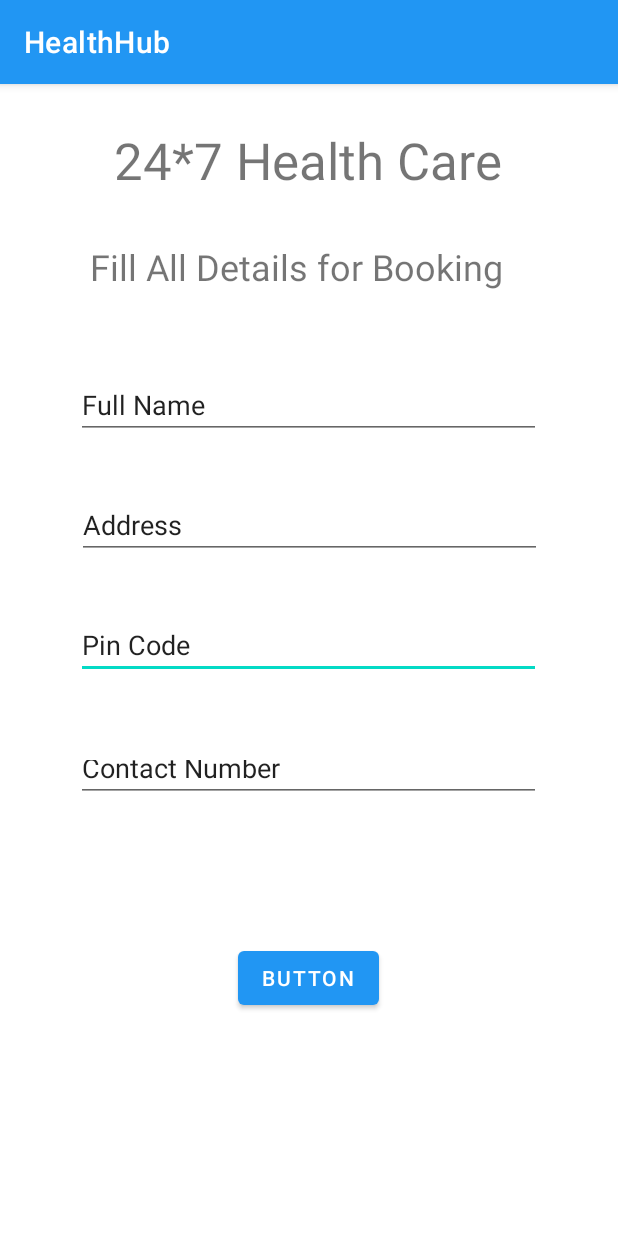
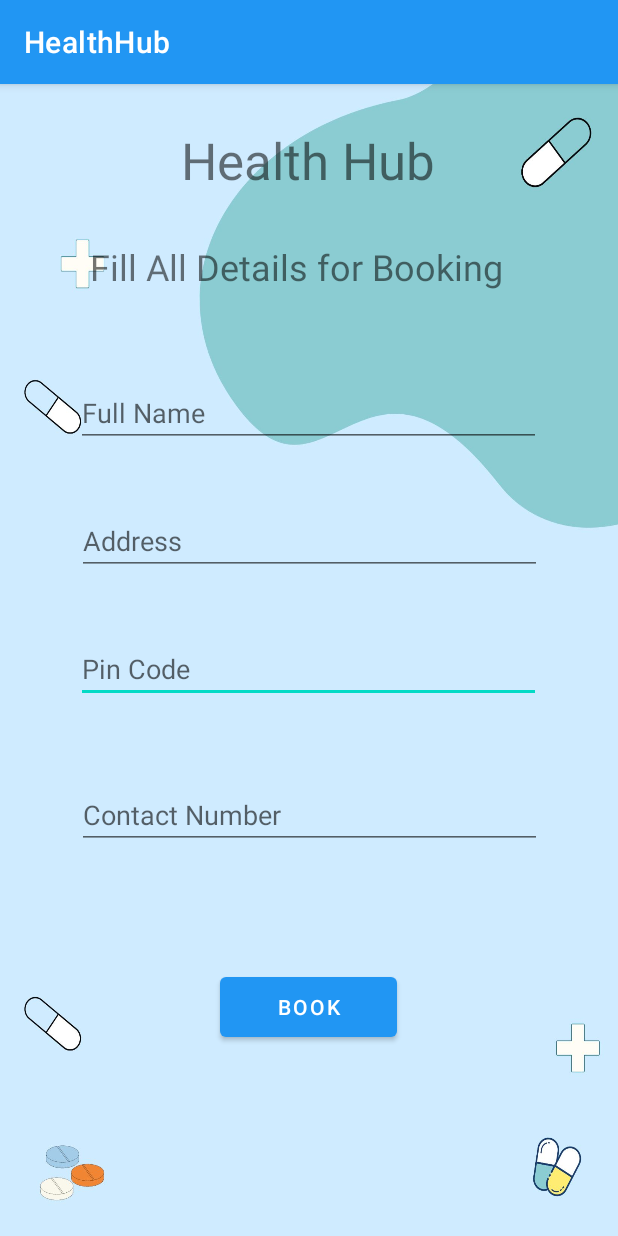
Before and after one commit to shi-mika/healthhub, an Android app: the BuyMedicineBookActivity screen opened directly, with no data from a screen before it, on a phone screen of 412 x 824 dp. Run offline under Robolectric (Android 15) with nearby library versions, the phone set to English and light mode, and no system bars; 1 statement that could not run was skipped.

Commit message:
with design :)

```diff
--- a/app/src/main/res/layout/activity_buy_medicine_book.xml
+++ b/app/src/main/res/layout/activity_buy_medicine_book.xml
@@ -4,13 +4,14 @@
     xmlns:tools="http://schemas.android.com/tools"
     android:layout_width="match_parent"
     android:layout_height="match_parent"
+    android:background="@drawable/back9"
     tools:context=".BuyMedicineBookActivity">
 
     <Button
         android:id="@+id/buttonBMBBooking"
-        android:layout_width="wrap_content"
-        android:layout_height="wrap_content"
-        android:text="Button"
+        android:layout_width="118dp"
+        android:layout_height="52dp"
+        android:text="Book"
         app:layout_constraintBottom_toBottomOf="parent"
         app:layout_constraintEnd_toEndOf="parent"
         app:layout_constraintHorizontal_bias="0.498"
@@ -21,11 +22,11 @@
     <EditText
         android:id="@+id/editTextBMBPincode"
         android:layout_width="310dp"
-        android:layout_height="40dp"
+        android:layout_height="45dp"
         android:layout_marginTop="40dp"
         android:ems="10"
+        android:hint="Pin Code"
         android:inputType="textPersonName"
-        android:text="Pin Code"
         app:layout_constraintEnd_toEndOf="parent"
         app:layout_constraintHorizontal_bias="0.495"
         app:layout_constraintStart_toStartOf="parent"
@@ -34,11 +35,11 @@
     <EditText
         android:id="@+id/editTextBMBFullname"
         android:layout_width="310dp"
-        android:layout_height="40dp"
+        android:layout_height="45dp"
         android:layout_marginTop="60dp"
         android:ems="10"
+        android:hint="Full Name"
         android:inputType="textPersonName"
-        android:text="Full Name"
         app:layout_constraintEnd_toEndOf="parent"
         app:layout_constraintHorizontal_bias="0.497"
         app:layout_constraintStart_toStartOf="parent"
@@ -47,11 +48,11 @@
     <EditText
         android:id="@+id/editTextBMBAddress"
         android:layout_width="310dp"
-        android:layout_height="40dp"
+        android:layout_height="45dp"
         android:layout_marginTop="40dp"
         android:ems="10"
+        android:hint="Address"
         android:inputType="textPersonName"
-        android:text="Address"
         app:layout_constraintEnd_toEndOf="parent"
         app:layout_constraintHorizontal_bias="0.504"
         app:layout_constraintStart_toStartOf="parent"
@@ -60,13 +61,13 @@
     <EditText
         android:id="@+id/editTextBMBContactNumber"
         android:layout_width="310dp"
-        android:layout_height="38dp"
-        android:layout_marginTop="44dp"
+        android:layout_height="45dp"
+        android:layout_marginTop="52dp"
         android:ems="10"
+        android:hint="Contact Number"
         android:inputType="textPersonName"
-        android:text="Contact Number"
         app:layout_constraintEnd_toEndOf="parent"
-        app:layout_constraintHorizontal_bias="0.495"
+        app:layout_constraintHorizontal_bias="0.504"
         app:layout_constraintStart_toStartOf="parent"
         app:layout_constraintTop_toBottomOf="@+id/editTextBMBPincode" />
 
@@ -86,7 +87,7 @@
         android:layout_width="wrap_content"
         android:layout_height="wrap_content"
         android:layout_marginTop="28dp"
-        android:text="24*7 Health Care"
+        android:text="Health Hub"
         android:textSize="34sp"
         app:layout_constraintBottom_toTopOf="@+id/textViewBMTitle"
         app:layout_constraintEnd_toEndOf="parent"
```
